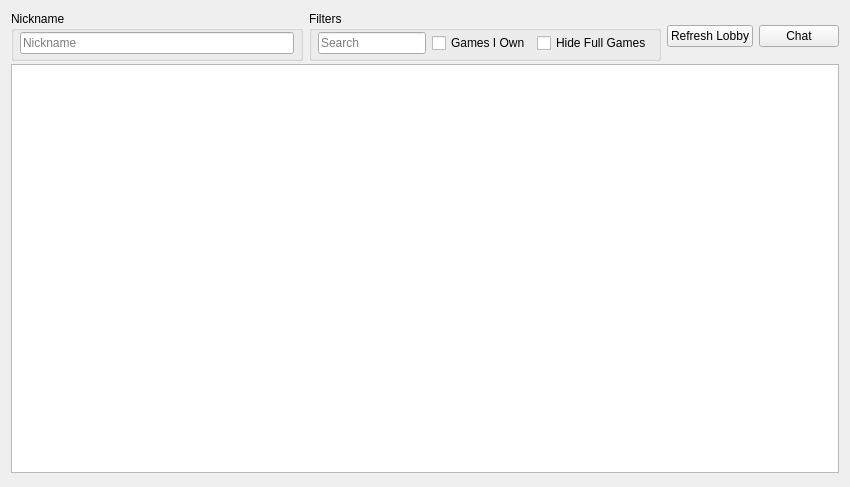
Before: the Qt Designer form src/citra_qt/multiplayer/lobby.ui in PabloMK7/citra, drawn with Qt 5.
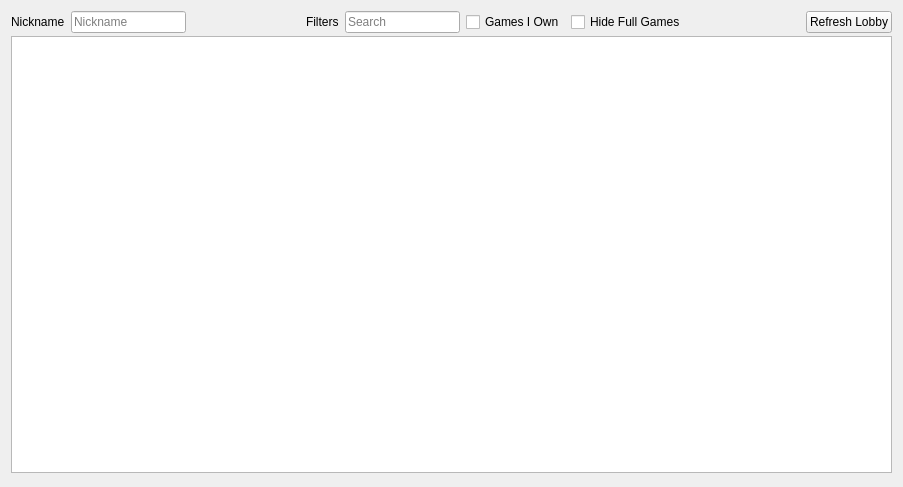
After: the same form once the commit is applied.

What changed in the file:
```diff
--- a/src/citra_qt/multiplayer/lobby.ui
+++ b/src/citra_qt/multiplayer/lobby.ui
@@ -6,7 +6,7 @@
    <rect>
     <x>0</x>
     <y>0</y>
-    <width>850</width>
+    <width>903</width>
     <height>487</height>
    </rect>
   </property>
@@ -25,26 +25,14 @@
         <number>6</number>
        </property>
        <item>
-        <widget class="QGroupBox" name="general">
-         <property name="title">
+        <layout class="QHBoxLayout" name="horizontalLayout_5">
+         <item>
+          <widget class="QLabel" name="label">
+           <property name="text">
           <string>Nickname</string>
          </property>
-         <property name="flat">
-          <bool>false</bool>
-         </property>
-         <layout class="QHBoxLayout" name="horizontalLayout_2">
-          <property name="leftMargin">
-           <number>6</number>
-          </property>
-          <property name="topMargin">
-           <number>1</number>
-          </property>
-          <property name="rightMargin">
-           <number>6</number>
-          </property>
-          <property name="bottomMargin">
-           <number>4</number>
-          </property>
+          </widget>
+         </item>
           <item>
            <widget class="QLineEdit" name="nickname">
             <property name="placeholderText">
@@ -52,30 +40,26 @@
             </property>
            </widget>
           </item>
-         </layout>
-        </widget>
+         <item>
+          <spacer name="horizontalSpacer_2">
+           <property name="orientation">
+            <enum>Qt::Horizontal</enum>
+           </property>
+           <property name="sizeHint" stdset="0">
+            <size>
+             <width>40</width>
+             <height>20</height>
+            </size>
+           </property>
+          </spacer>
        </item>
        <item>
-        <widget class="QGroupBox" name="filters">
-         <property name="title">
+          <widget class="QLabel" name="label_2">
+           <property name="text">
           <string>Filters</string>
          </property>
-         <property name="flat">
-          <bool>false</bool>
-         </property>
-         <layout class="QHBoxLayout" name="horizontalLayout">
-          <property name="leftMargin">
-           <number>6</number>
-          </property>
-          <property name="topMargin">
-           <number>1</number>
-          </property>
-          <property name="rightMargin">
-           <number>6</number>
-          </property>
-          <property name="bottomMargin">
-           <number>4</number>
-          </property>
+          </widget>
+         </item>
           <item>
            <widget class="QLineEdit" name="search">
             <property name="placeholderText">
@@ -100,11 +84,19 @@
             </property>
            </widget>
           </item>
-         </layout>
-        </widget>
-       </item>
        <item>
-        <layout class="QHBoxLayout" name="horizontalLayout_5">
+          <spacer name="horizontalSpacer">
+           <property name="orientation">
+            <enum>Qt::Horizontal</enum>
+           </property>
+           <property name="sizeHint" stdset="0">
+            <size>
+             <width>40</width>
+             <height>20</height>
+            </size>
+           </property>
+          </spacer>
+         </item>
          <item>
           <widget class="QPushButton" name="refresh_list">
            <property name="text">
@@ -112,13 +104,6 @@
            </property>
           </widget>
          </item>
-         <item>
-          <widget class="QPushButton" name="chat">
-           <property name="text">
-            <string>Chat</string>
-           </property>
-          </widget>
-         </item>
         </layout>
        </item>
       </layout>
```
Lines whose indentation alone changed are shown as unchanged.
